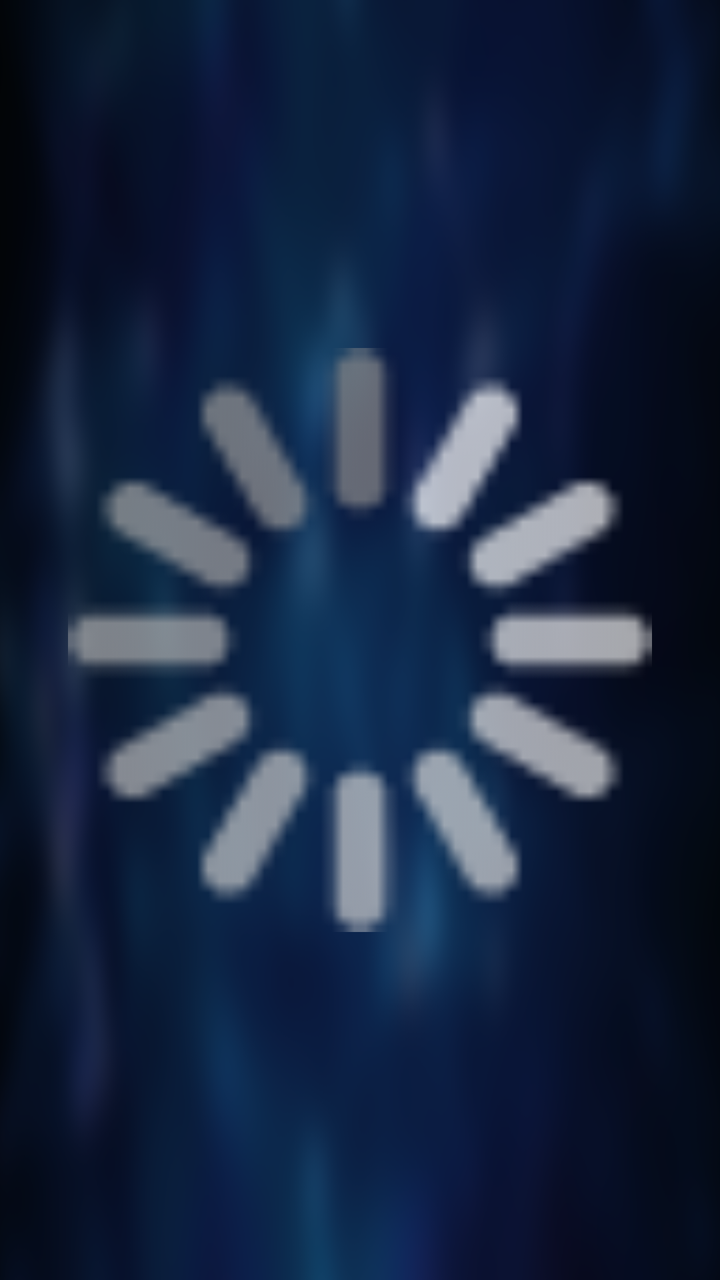
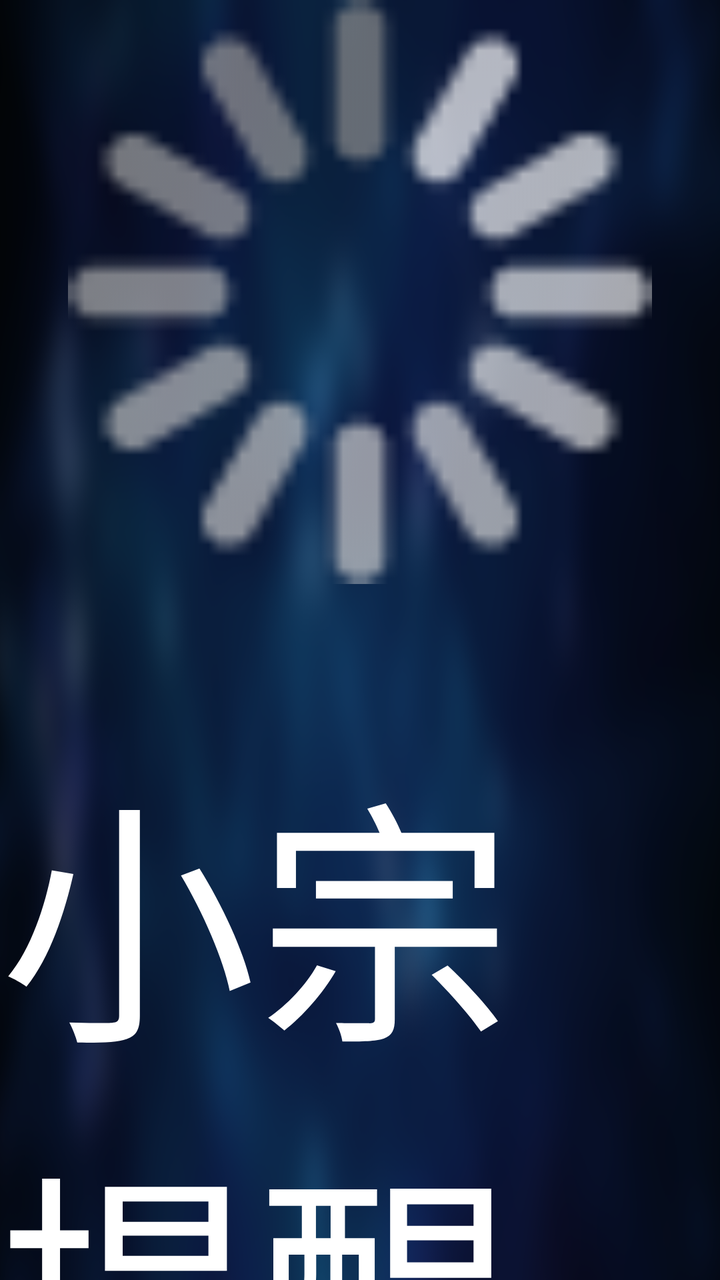

Compare the two renders of this Android layout. The source of the first and the diff that turns it into the second are given below.
<!-- AndroidManifest.xml: application theme AppTheme.NoActionBar -->
<!-- res/layout/loadsir_loading_layout.xml -->
<?xml version="1.0" encoding="utf-8"?>
<FrameLayout xmlns:android="http://schemas.android.com/apk/res/android"
    android:layout_width="match_parent"
    android:layout_height="match_parent">

    <ProgressBar
        android:layout_width="@dimen/vs_50"
        android:layout_height="@dimen/vs_50"
        android:layout_gravity="center"
        android:indeterminateBehavior="repeat"
        android:indeterminateDrawable="@drawable/anim_loading"
        android:indeterminateOnly="true" />
</FrameLayout>
<!-- resources referenced by this layout -->
<resources>
  <dimen name="vs_50">50mm</dimen>
  <!-- drawable anim_loading (drawable) -->
  <?xml version="1.0" encoding="utf-8"?>
  <animated-rotate xmlns:android="http://schemas.android.com/apk/res/android"
      android:drawable="@drawable/icon_loading"
      android:pivotX="50%"
      android:pivotY="50%" />
  <style name="AppTheme.NoActionBar">
          <item name="android:windowActionBar">false</item>
          <item name="android:windowNoTitle">true</item>
          <item name="windowActionBar">false</item>
          <item name="android:windowFullscreen">true</item>//全屏即无通知栏
          <item name="android:windowContentOverlay">@null</item>//是否有遮盖
          <item name="windowNoTitle">true</item>
          <item name="android:keepScreenOn">true</item>
          
          <item name="android:windowBackground">@drawable/app_bg</item>
      </style>
  <!-- drawable icon_loading: png bitmap (drawable, 1375 bytes) -->
  <!-- drawable app_bg: png bitmap (drawable, 198620 bytes) -->
</resources>

<!-- the commit's change to res/layout/loadsir_loading_layout.xml (unified diff, before → after) -->
@@ -3,11 +3,26 @@
     android:layout_width="match_parent"
     android:layout_height="match_parent">
 
-    <ProgressBar
-        android:layout_width="@dimen/vs_50"
-        android:layout_height="@dimen/vs_50"
+    <LinearLayout
+        android:layout_width="wrap_content"
+        android:layout_height="wrap_content"
         android:layout_gravity="center"
-        android:indeterminateBehavior="repeat"
-        android:indeterminateDrawable="@drawable/anim_loading"
-        android:indeterminateOnly="true" />
+        android:gravity="center"
+        android:orientation="vertical">
+
+        <ProgressBar
+            android:layout_width="@dimen/vs_50"
+            android:layout_height="@dimen/vs_50"
+            android:indeterminateBehavior="repeat"
+            android:indeterminateDrawable="@drawable/anim_loading"
+            android:indeterminateOnly="true" />
+
+        <TextView
+            android:layout_width="wrap_content"
+            android:layout_height="wrap_content"
+            android:layout_marginTop="@dimen/vs_12"
+            android:text="小宗提醒你耐心等待…"
+            android:textColor="@color/color_FFFFFF"
+            android:textSize="@dimen/ts_22" />
+    </LinearLayout>
 </FrameLayout>
<!-- resource entries referenced after the edit -->
@@ -1,5 +1,8 @@
 <!-- resources referenced by this layout -->
 <resources>
+  <color name="color_FFFFFF">#ffffffff</color>
+  <dimen name="ts_22">22mm</dimen>
+  <dimen name="vs_12">12mm</dimen>
   <dimen name="vs_50">50mm</dimen>
   <!-- drawable anim_loading (drawable) -->
   <?xml version="1.0" encoding="utf-8"?>
